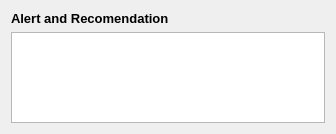
Old version of the form src/ui/AlertAndRecomendationFrame.ui in the repository alviansm/S-Core.
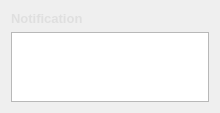
New version of the form.

```diff
--- a/src/ui/AlertAndRecomendationFrame.ui
+++ b/src/ui/AlertAndRecomendationFrame.ui
@@ -6,13 +6,16 @@
    <rect>
     <x>0</x>
     <y>0</y>
-    <width>336</width>
-    <height>134</height>
+    <width>220</width>
+    <height>111</height>
    </rect>
   </property>
   <property name="windowTitle">
    <string>Frame</string>
   </property>
+  <property name="styleSheet">
+   <string notr="true"/>
+  </property>
   <layout class="QVBoxLayout" name="verticalLayout">
    <item>
     <widget class="QLabel" name="label_16">
@@ -22,13 +25,26 @@
        <bold>true</bold>
       </font>
      </property>
+     <property name="styleSheet">
+      <string notr="true">color: rgb(223, 223, 223);</string>
+     </property>
      <property name="text">
-      <string>Alert and Recomendation</string>
+      <string>Notification</string>
      </property>
     </widget>
    </item>
    <item>
-    <widget class="QListWidget" name="listWidget"/>
+    <widget class="QListWidget" name="listWidget">
+     <property name="editTriggers">
+      <set>QAbstractItemView::EditTrigger::NoEditTriggers</set>
+     </property>
+     <property name="showDropIndicator" stdset="0">
+      <bool>false</bool>
+     </property>
+     <property name="wordWrap">
+      <bool>true</bool>
+     </property>
+    </widget>
    </item>
   </layout>
  </widget>
```
Left out of the diff: 2 changed lines with no effect on the pictures.
